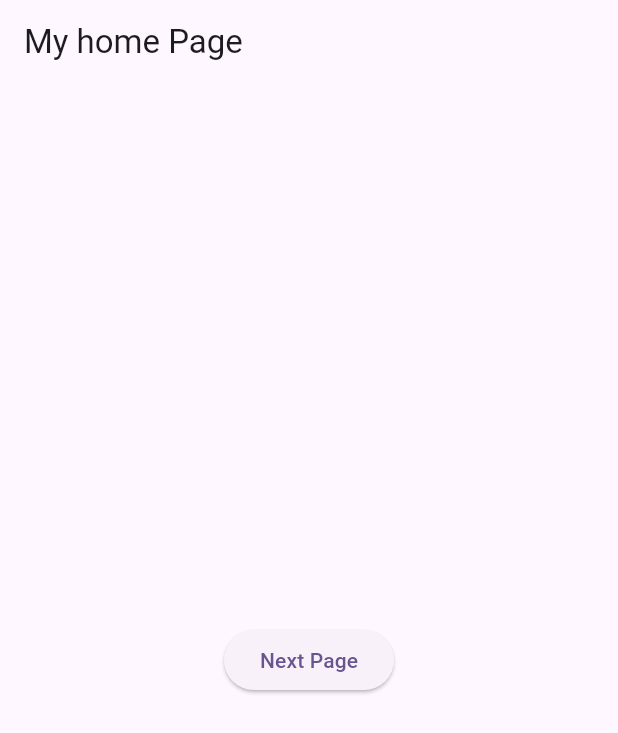
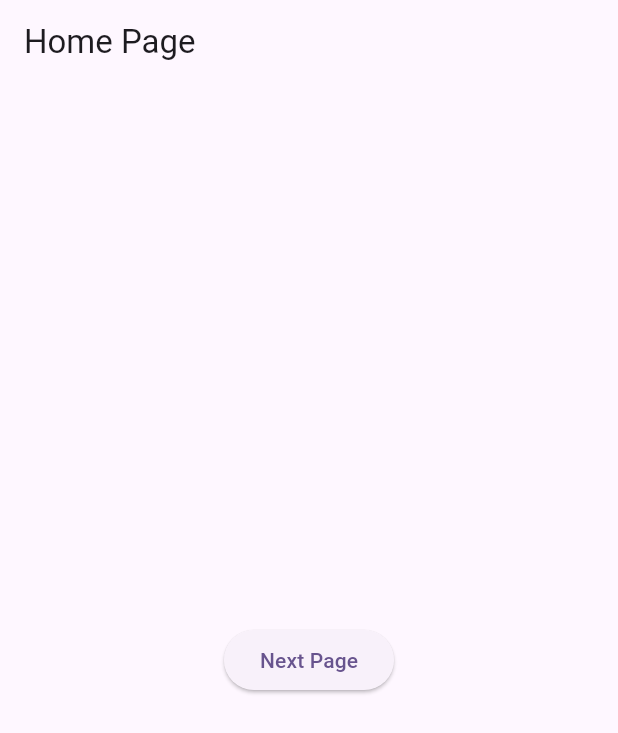
Before and after one commit to Shrutee0604/navigation, a Flutter app: the screen it shows after launch, on a phone screen of 412 x 824 dp. Shown: the top 733 px of the screen. Run offline on Flutter 3.47's test engine with Material 2 defaults, Android fonts, the phone set to English and light mode, and no system bars.

Commit message:
all pages within page

```diff
--- a/lib/main.dart
+++ b/lib/main.dart
@@ -1,8 +1,4 @@
 import 'package:flutter/material.dart';
-import 'package:navigation/home_page.dart';
-
-
-
 void main() {
   runApp(MyApp());
 }
@@ -23,3 +19,28 @@ class MyApp extends StatelessWidget {
     );
   }
 }
+
+class MyHomePage extends StatelessWidget {
+  @override
+  Widget build(BuildContext context) {
+    return Scaffold(
+      appBar: AppBar(
+        title: Text("Home Page"),
+      ),
+      body: Center(
+        child: ElevatedButton(
+            onPressed: (){
+              Navigator.push(context,MaterialPageRoute(builder: (context){
+                return Scaffold(
+                  appBar: AppBar(
+                    title: Text("Second Page"),
+                  ),
+                );
+              }));
+            },
+            child: Text("Next Page")
+        ),
+      ),
+    );
+  }
+}
```
